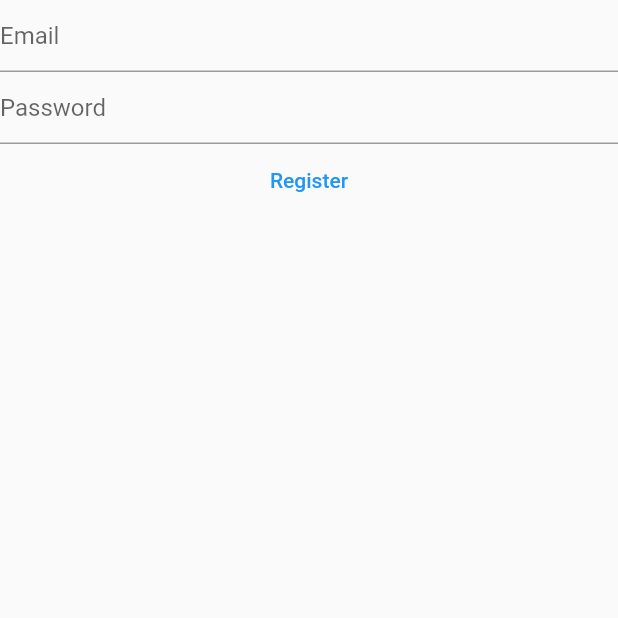
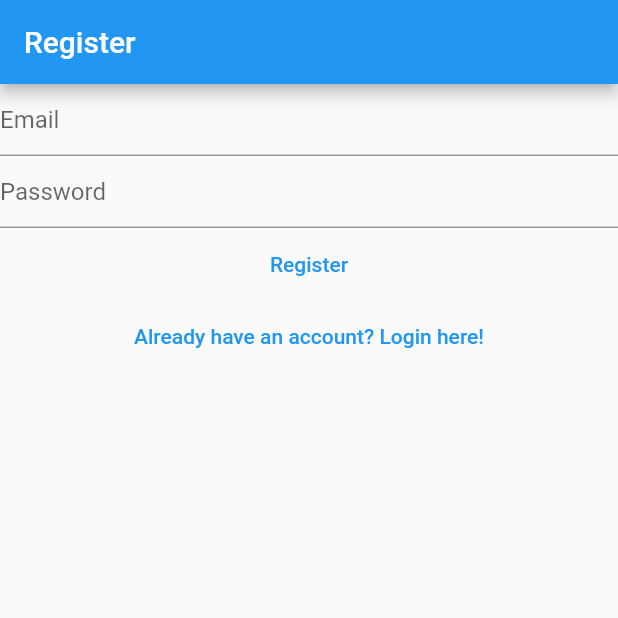
Before and after one commit to Shiloli-r/notes, a Flutter app: the RegisterView screen opened directly, on a phone screen of 412 x 824 dp, the top half of it. Run offline on Flutter 3.47's test engine with Material 2 defaults, Android fonts, the phone set to English and light mode, and no system bars; our stand-ins replace firebase_auth, firebase_core; accounts and stored records are empty.

Commit message:
Named routes, linked login and register

```diff
--- a/lib/views/login_view.dart
+++ b/lib/views/login_view.dart
@@ -28,7 +28,9 @@ class _LoginViewState extends State<LoginView> {
 
   @override
   Widget build(BuildContext context) {
-    return Column(
+    return Scaffold(
+      appBar: AppBar(title: const Text("Login")),
+      body: Column(
         children: [
           TextField(
               controller: _emailController,
@@ -54,7 +56,15 @@ class _LoginViewState extends State<LoginView> {
                 }
               },
               child: const Text("Login")),
+          TextButton(
+            onPressed: () {
+              Navigator.of(context)
+                  .pushNamedAndRemoveUntil("/register/", (route) => false);
+            },
+            child: const Text("Don't have an account? Register here!"),
+          ),
         ],
+      ),
     );
   }
 }
--- a/lib/views/register_view.dart
+++ b/lib/views/register_view.dart
@@ -28,20 +28,26 @@ class _RegisterViewState extends State<RegisterView> {
 
   @override
   Widget build(BuildContext context) {
-    return Column(
-      children: [
-        TextField(
+    return Scaffold(
+      appBar: AppBar(
+        title: const Text("Register"),
+      ),
+      body: Column(
+        children: [
+          TextField(
             controller: _emailController,
             autocorrect: false,
             keyboardType: TextInputType.emailAddress,
-            decoration: const InputDecoration(hintText: "Email")),
-        TextField(
+            decoration: const InputDecoration(hintText: "Email"),
+          ),
+          TextField(
             controller: _passwordController,
             obscureText: true,
             autocorrect: false,
             enableSuggestions: false,
-            decoration: const InputDecoration(hintText: "Password")),
-        TextButton(
+            decoration: const InputDecoration(hintText: "Password"),
+          ),
+          TextButton(
             onPressed: () async {
               final email = _emailController.text;
               final password = _passwordController.text;
@@ -54,8 +60,17 @@ class _RegisterViewState extends State<RegisterView> {
                 } else if (e.code == 'invalid-email') {}
               }
             },
-            child: const Text("Register")),
-      ],
+            child: const Text("Register"),
+          ),
+          TextButton(
+            onPressed: () {
+              Navigator.of(context)
+                  .pushNamedAndRemoveUntil("/login/", (route) => false);
+            },
+            child: const Text("Already have an account? Login here!"),
+          ),
+        ],
+      ),
     );
   }
 }
```
Also changed, not shown: lib/main.dart (+16 -16 lines). Lines whose indentation alone changed are shown as unchanged.
